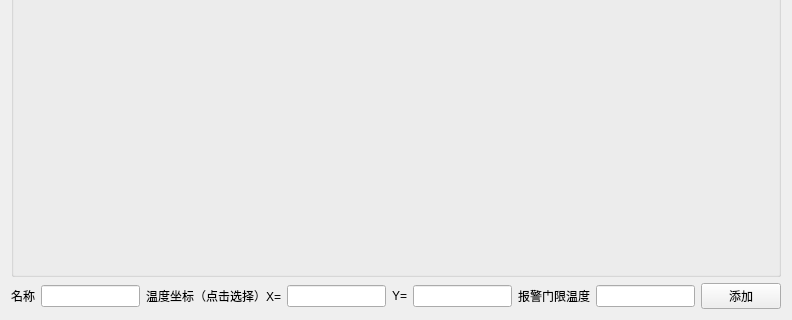
Before: the Qt Designer form add.ui in 851896022/MCU90640_Test, drawn with Qt 5; both pictures show x 0 to 792 and y 331 to 651 of the 792 by 651 pixel window.
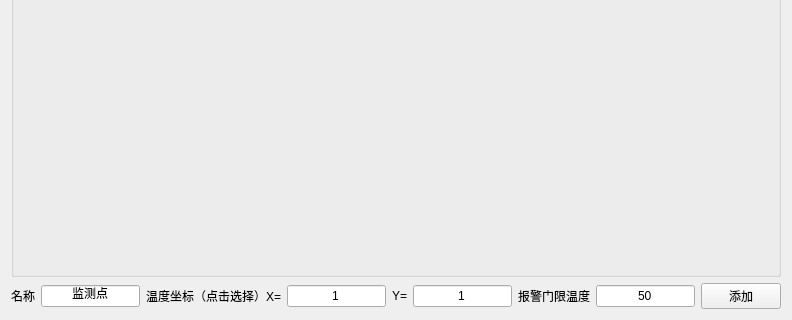
After: the same form once the commit is applied.

What changed in the file:
```diff
--- a/add.ui
+++ b/add.ui
@@ -32,6 +32,9 @@
      </item>
      <item>
       <widget class="QLineEdit" name="txtName">
+       <property name="text">
+        <string>监测点</string>
+       </property>
        <property name="alignment">
         <set>Qt::AlignCenter</set>
        </property>
@@ -46,6 +49,9 @@
      </item>
      <item>
       <widget class="QLineEdit" name="txtX">
+       <property name="text">
+        <string>1</string>
+       </property>
        <property name="alignment">
         <set>Qt::AlignCenter</set>
        </property>
@@ -60,6 +66,9 @@
      </item>
      <item>
       <widget class="QLineEdit" name="txtY">
+       <property name="text">
+        <string>1</string>
+       </property>
        <property name="alignment">
         <set>Qt::AlignCenter</set>
        </property>
@@ -73,7 +82,14 @@
       </widget>
      </item>
      <item>
-      <widget class="QLineEdit" name="txtTemp"/>
+      <widget class="QLineEdit" name="txtTemp">
+       <property name="text">
+        <string>50</string>
+       </property>
+       <property name="alignment">
+        <set>Qt::AlignCenter</set>
+       </property>
+      </widget>
      </item>
      <item>
       <widget class="QPushButton" name="btnAdd">
```
